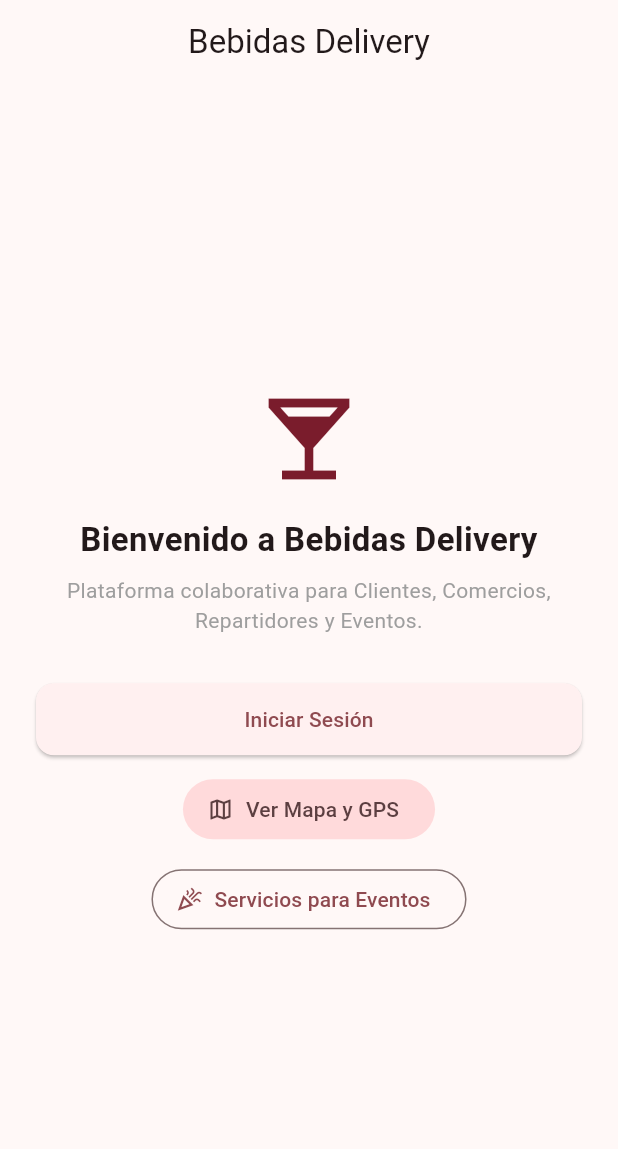
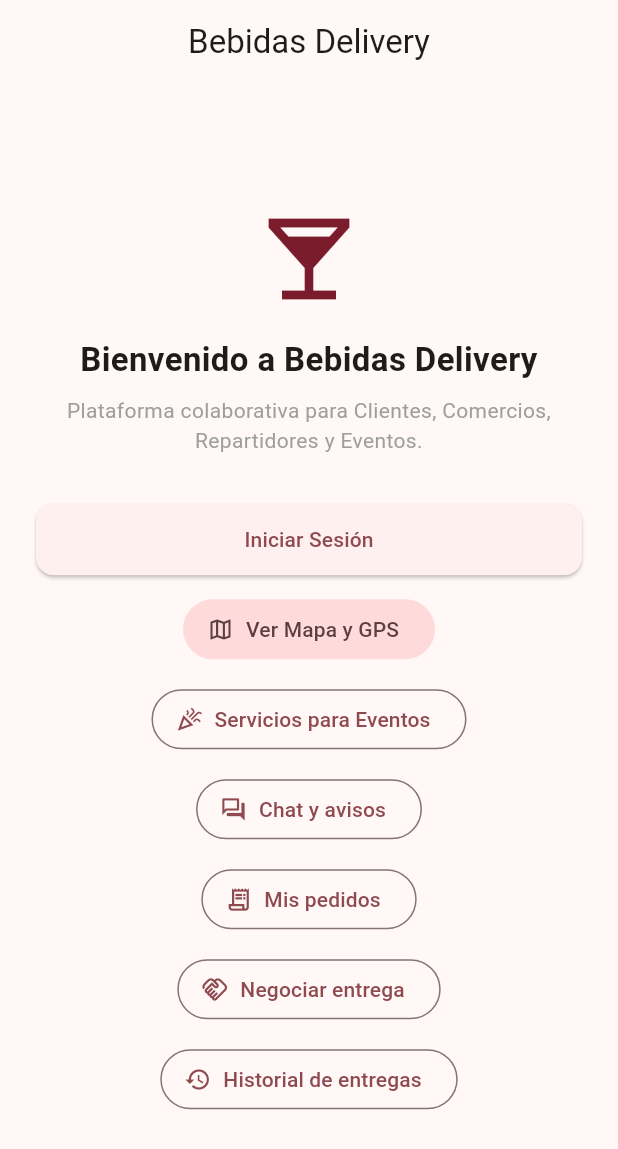
Before and after one commit to NestorAyala123/bebidas-delivery-app, a Flutter app: the screen it shows after launch, on a phone screen of 412 x 824 dp. Shown: the top 1149 px of the screen. Run offline on Flutter 3.47's test engine with Material 3 defaults, Android fonts, the phone set to English and light mode, and no system bars; our stand-ins replace flutter_map, geolocator, latlong2.

Commit message:
semana 5 terminada

```diff
--- a/lib/features/auth/presentation/pages/welcome_page.dart
+++ b/lib/features/auth/presentation/pages/welcome_page.dart
@@ -7,9 +7,13 @@ class WelcomePage extends StatelessWidget {
   Widget build(BuildContext context) {
     return Scaffold(
       appBar: AppBar(title: const Text('Bebidas Delivery')),
-      body: Center(
-        child: Padding(
-          padding: const EdgeInsets.all(24.0),
+      body: LayoutBuilder(
+        builder: (context, constraints) => SingleChildScrollView(
+          padding: const EdgeInsets.all(24),
+          child: ConstrainedBox(
+            constraints: BoxConstraints(
+              minHeight: (constraints.maxHeight - 48).clamp(0, double.infinity),
+            ),
             child: Column(
               mainAxisAlignment: MainAxisAlignment.center,
               children: [
@@ -53,7 +57,44 @@ class WelcomePage extends StatelessWidget {
                   icon: const Icon(Icons.celebration_outlined),
                   label: const Text('Servicios para Eventos'),
                 ),
+                const SizedBox(height: 12),
+                OutlinedButton.icon(
+                  onPressed: () {
+                    Navigator.pushNamed(context, '/chat');
+                  },
+                  icon: const Icon(Icons.forum_outlined),
+                  label: const Text('Chat y avisos'),
+                ),
+                const SizedBox(height: 12),
+                OutlinedButton.icon(
+                  onPressed: () {
+                    Navigator.pushNamed(context, '/pedidos');
+                  },
+                  icon: const Icon(Icons.receipt_long_outlined),
+                  label: const Text('Mis pedidos'),
+                ),
+                const SizedBox(height: 12),
+                OutlinedButton.icon(
+                  onPressed: () {
+                    Navigator.pushNamed(
+                      context,
+                      '/entregas/negociacion',
+                      arguments: 'req-demo-01',
+                    );
+                  },
+                  icon: const Icon(Icons.handshake_outlined),
+                  label: const Text('Negociar entrega'),
+                ),
+                const SizedBox(height: 12),
+                OutlinedButton.icon(
+                  onPressed: () {
+                    Navigator.pushNamed(context, '/entregas/historial');
+                  },
+                  icon: const Icon(Icons.history_outlined),
+                  label: const Text('Historial de entregas'),
+                ),
               ],
+            ),
           ),
         ),
       ),
```
Also changed, not shown: 1 other file. Lines whose indentation alone changed are shown as unchanged.
